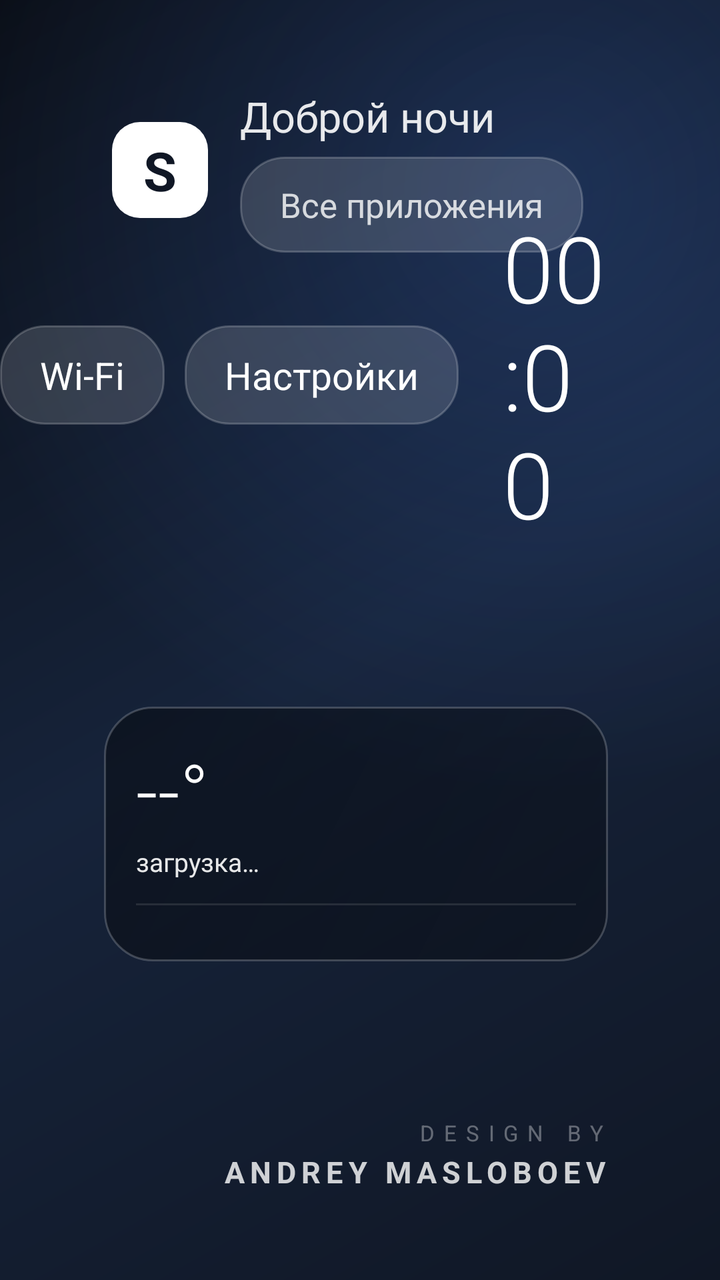
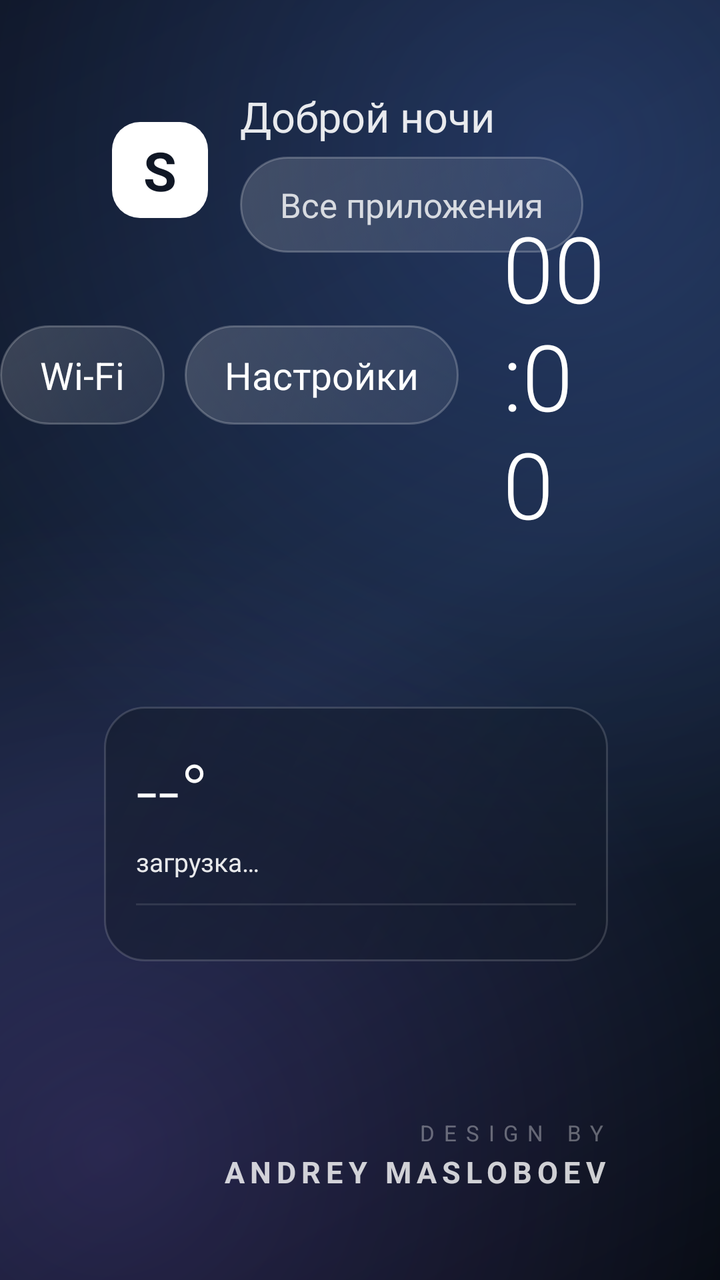

Screens rendered from an Android XML layout before and after an edit, with the pre-edit source and the edit as a unified diff.
<!-- AndroidManifest.xml: activity theme AppTheme -->
<!-- res/layout/activity_main.xml -->
<?xml version="1.0" encoding="utf-8"?>

<FrameLayout xmlns:android="http://schemas.android.com/apk/res/android"
    android:id="@+id/root"
    android:layout_width="match_parent"
    android:layout_height="match_parent"
    android:background="@drawable/bg_home">

    
    <View
        android:id="@+id/tintA"
        android:layout_width="match_parent"
        android:layout_height="match_parent"
        android:alpha="0" />

    <View
        android:id="@+id/tintB"
        android:layout_width="match_parent"
        android:layout_height="match_parent"
        android:alpha="0" />

    
    <LinearLayout
        android:layout_width="wrap_content"
        android:layout_height="wrap_content"
        android:layout_gravity="top|start"
        android:layout_marginTop="44dp"
        android:layout_marginStart="56dp"
        android:orientation="horizontal"
        android:gravity="center_vertical">

        <TextView
            android:layout_width="48dp"
            android:layout_height="48dp"
            android:background="@drawable/logo_bg"
            android:gravity="center"
            android:text="S"
            android:textColor="#FF101725"
            android:textSize="27sp"
            android:textStyle="bold" />

        <LinearLayout
            android:layout_width="wrap_content"
            android:layout_height="wrap_content"
            android:layout_marginStart="16dp"
            android:orientation="vertical">

            <TextView
                android:id="@+id/tvGreeting"
                android:layout_width="wrap_content"
                android:layout_height="wrap_content"
                android:text="Доброй ночи"
                android:textColor="#E6FFFFFF"
                android:textSize="21sp" />

            <TextView
                android:id="@+id/tvAllApps"
                android:layout_width="wrap_content"
                android:layout_height="wrap_content"
                android:layout_marginTop="6dp"
                android:background="@drawable/pill_bg"
                android:minHeight="48dp"
                android:gravity="center"
                android:focusable="true"
                android:focusableInTouchMode="true"
                android:clickable="true"
                android:paddingStart="20dp"
                android:paddingEnd="20dp"
                android:paddingTop="12dp"
                android:paddingBottom="12dp"
                android:text="Все приложения"
                android:textColor="#CCFFFFFF"
                android:textSize="17sp" />
        </LinearLayout>
    </LinearLayout>

    
    <LinearLayout
        android:id="@+id/appsWrap"
        android:layout_width="match_parent"
        android:layout_height="match_parent"
        android:orientation="vertical"
        android:gravity="center_vertical"
        android:paddingStart="56dp"
        android:paddingEnd="56dp"
        android:paddingTop="320dp"
        android:paddingBottom="132dp">

        <LinearLayout
            android:id="@+id/appsGrid"
            android:layout_width="match_parent"
            android:layout_height="wrap_content"
            android:orientation="vertical" />
    </LinearLayout>

    
    <LinearLayout
        android:layout_width="wrap_content"
        android:layout_height="wrap_content"
        android:layout_gravity="top|end"
        android:orientation="vertical"
        android:gravity="end"
        android:layout_marginTop="40dp"
        android:layout_marginEnd="56dp">

        <LinearLayout
            android:layout_width="wrap_content"
            android:layout_height="wrap_content"
            android:orientation="horizontal"
            android:gravity="center_vertical">

            <TextView
                android:id="@+id/tvNetwork"
                android:layout_width="wrap_content"
                android:layout_height="wrap_content"
                android:background="@drawable/pill_bg"
                android:minHeight="48dp"
                android:gravity="center"
                android:focusable="true"
                android:focusableInTouchMode="true"
                android:clickable="true"
                android:paddingStart="20dp"
                android:paddingEnd="20dp"
                android:paddingTop="12dp"
                android:paddingBottom="12dp"
                android:text="Wi-Fi"
                android:textColor="#FFFFFFFF"
                android:textSize="19sp" />

            <TextView
                android:id="@+id/tvSettings"
                android:layout_width="wrap_content"
                android:layout_height="wrap_content"
                android:layout_marginStart="10dp"
                android:background="@drawable/pill_bg"
                android:minHeight="48dp"
                android:gravity="center"
                android:focusable="true"
                android:focusableInTouchMode="true"
                android:clickable="true"
                android:paddingStart="20dp"
                android:paddingEnd="20dp"
                android:paddingTop="12dp"
                android:paddingBottom="12dp"
                android:text="Настройки"
                android:textColor="#FFFFFFFF"
                android:textSize="19sp" />

            <TextView
                android:id="@+id/tvClock"
                android:layout_width="wrap_content"
                android:layout_height="wrap_content"
                android:layout_marginStart="22dp"
                android:text="00:00"
                android:textColor="#FFFFFFFF"
                android:textSize="46sp"
                android:fontFamily="sans-serif-light" />

            <LinearLayout
                android:layout_width="wrap_content"
                android:layout_height="wrap_content"
                android:orientation="vertical"
                android:layout_marginStart="14dp">

                <TextView
                    android:id="@+id/tvDate"
                    android:layout_width="wrap_content"
                    android:layout_height="wrap_content"
                    android:text="ВТОРНИК"
                    android:textColor="#B3FFFFFF"
                    android:textSize="17sp"
                    android:letterSpacing="0.08" />

                <TextView
                    android:id="@+id/tvDateNum"
                    android:layout_width="wrap_content"
                    android:layout_height="wrap_content"
                    android:text="4 НОЯБРЯ"
                    android:textColor="#80FFFFFF"
                    android:textSize="16sp"
                    android:letterSpacing="0.06" />
            </LinearLayout>
        </LinearLayout>

        <LinearLayout
            android:id="@+id/weatherCard"
            android:layout_width="252dp"
            android:layout_height="wrap_content"
            android:layout_marginTop="18dp"
            android:background="@drawable/card_bg"
            android:orientation="vertical"
            android:padding="16dp">

            <LinearLayout
                android:layout_width="match_parent"
                android:layout_height="wrap_content"
                android:orientation="horizontal"
                android:gravity="center_vertical">

                <TextView
                    android:id="@+id/tvWeatherTemp"
                    android:layout_width="wrap_content"
                    android:layout_height="wrap_content"
                    android:text="--°"
                    android:textColor="#FFFFFFFF"
                    android:textSize="38sp"
                    android:fontFamily="sans-serif-light" />

                <TextView
                    android:layout_width="0dp"
                    android:layout_height="wrap_content"
                    android:layout_weight="1"
                    android:text="" />

                <TextView
                    android:id="@+id/tvWeatherIcon"
                    android:layout_width="wrap_content"
                    android:layout_height="wrap_content"
                    android:text=""
                    android:textSize="24sp" />
            </LinearLayout>

            <LinearLayout
                android:layout_width="match_parent"
                android:layout_height="wrap_content"
                android:orientation="horizontal"
                android:gravity="center_vertical"
                android:layout_marginTop="2dp">

                <TextView
                    android:id="@+id/tvWeatherCond"
                    android:layout_width="wrap_content"
                    android:layout_height="wrap_content"
                    android:text="загрузка…"
                    android:textColor="#E6FFFFFF"
                    android:textSize="13sp"
                    android:maxLines="1"
                    android:ellipsize="end" />

                <TextView
                    android:id="@+id/tvWeatherCity"
                    android:layout_width="wrap_content"
                    android:layout_height="wrap_content"
                    android:layout_marginStart="6dp"
                    android:text=""
                    android:textColor="#8FB3D9"
                    android:textSize="13sp"
                    android:maxLines="1"
                    android:ellipsize="end" />
            </LinearLayout>

            <View
                android:layout_width="match_parent"
                android:layout_height="1dp"
                android:layout_marginTop="12dp"
                android:background="#1AFFFFFF" />

            <LinearLayout
                android:id="@+id/weekRow"
                android:layout_width="match_parent"
                android:layout_height="wrap_content"
                android:layout_marginTop="12dp"
                android:orientation="horizontal"
                android:baselineAligned="false" />
        </LinearLayout>
    </LinearLayout>

    
    <LinearLayout
    android:id="@+id/allAppsPanel"
    android:layout_width="match_parent"
    android:layout_height="match_parent"
    android:background="#FA0B1220"
    android:orientation="vertical"
    android:paddingStart="56dp"
    android:paddingEnd="56dp"
    android:paddingTop="40dp"
    android:paddingBottom="32dp"
    android:visibility="gone">

    <TextView
    android:layout_width="wrap_content"
    android:layout_height="wrap_content"
    android:text="Все приложения"
    android:textColor="#FFFFFFFF"
    android:textSize="27sp"
    android:layout_marginBottom="18dp" />

    <ScrollView
    android:layout_width="match_parent"
    android:layout_height="0dp"
    android:layout_weight="1"
    android:scrollbars="none">

    <LinearLayout
    android:id="@+id/allAppsGrid"
    android:layout_width="match_parent"
    android:layout_height="wrap_content"
    android:orientation="vertical" />
    </ScrollView>
    </LinearLayout>

        
    <LinearLayout
        android:id="@+id/signature"
        android:layout_width="wrap_content"
        android:layout_height="wrap_content"
        android:layout_gravity="bottom|end"
        android:focusable="true"
        android:layout_marginEnd="56dp"
        android:layout_marginBottom="44dp"
        android:orientation="vertical"
        android:gravity="end">

        <TextView
            android:id="@+id/tvDesignBy"
            android:layout_width="wrap_content"
            android:layout_height="wrap_content"
            android:text="DESIGN BY"
            android:textColor="#59FFFFFF"
            android:textSize="11sp"
            android:letterSpacing="0.42" />

        <TextView
            android:id="@+id/tvAuthor"
            android:layout_width="wrap_content"
            android:layout_height="wrap_content"
            android:layout_marginTop="2dp"
            android:text="ANDREY MASLOBOEV"
            android:textColor="#CCFFFFFF"
            android:textSize="15sp"
            android:textStyle="bold"
            android:letterSpacing="0.18" />
    </LinearLayout>
</FrameLayout>
<!-- resources referenced by this layout -->
<resources>
  <!-- drawable bg_home (drawable) -->
  <?xml version="1.0" encoding="utf-8"?>
  <layer-list xmlns:android="http://schemas.android.com/apk/res/android">
      <item>
          <shape android:shape="rectangle">
              <gradient
                  android:type="linear"
                  android:angle="135"
                  android:startColor="#FF101725"
                  android:centerColor="#FF16233A"
                  android:endColor="#FF0A0E16" />
          </shape>
      </item>
      <item>
          <shape android:shape="rectangle">
              <gradient
                  android:type="radial"
                  android:gradientRadius="900"
                  android:centerX="0.75"
                  android:centerY="0.15"
                  android:startColor="#334E8BFF"
                  android:endColor="#00000000" />
          </shape>
      </item>
  </layer-list>
  <!-- drawable card_bg (drawable) -->
  <?xml version="1.0" encoding="utf-8"?>
  <shape xmlns:android="http://schemas.android.com/apk/res/android" android:shape="rectangle">
      <gradient
          android:type="linear"
          android:angle="315"
          android:startColor="#66000000"
          android:endColor="#40000000" />
      <corners android:radius="24dp" />
      <stroke android:width="1dp" android:color="#33FFFFFF" />
  </shape>
  <!-- drawable logo_bg (drawable) -->
  <?xml version="1.0" encoding="utf-8"?>
  <shape xmlns:android="http://schemas.android.com/apk/res/android" android:shape="rectangle">
      <solid android:color="#FFFFFFFF" />
      <corners android:radius="14dp" />
  </shape>
  <!-- drawable pill_bg (drawable) -->
  <?xml version="1.0" encoding="utf-8"?>
  <selector xmlns:android="http://schemas.android.com/apk/res/android">
      <item android:state_focused="true">
          <shape android:shape="rectangle">
              <solid android:color="#FFFFFFFF" />
              <corners android:radius="22dp" />
          </shape>
      </item>
      <item>
          <shape android:shape="rectangle">
              <solid android:color="#26FFFFFF" />
              <corners android:radius="22dp" />
              <stroke android:width="1dp" android:color="#33FFFFFF" />
          </shape>
      </item>
  </selector>
  <style name="AppTheme" parent="@android:style/Theme.DeviceDefault.NoActionBar">
          <item name="android:windowFullscreen">true</item>
          <item name="android:windowBackground">@android:color/black</item>
          <item name="android:windowNoTitle">true</item>
          <item name="android:windowActionBar">false</item>
          <item name="android:windowContentOverlay">@null</item>
          <item name="android:windowLayoutInDisplayCutoutMode">shortEdges</item>
      </style>
</resources>

<!-- the commit's change to res/layout/activity_main.xml (unified diff, before → after) -->
@@ -270,7 +270,7 @@
     android:id="@+id/allAppsPanel"
     android:layout_width="match_parent"
     android:layout_height="match_parent"
-    android:background="#FA0B1220"
+    android:background="#E60A0F1A"
     android:orientation="vertical"
     android:paddingStart="56dp"
     android:paddingEnd="56dp"
<!-- resource entries referenced after the edit -->
@@ -7,34 +7,46 @@
           <shape android:shape="rectangle">
               <gradient
                   android:type="linear"
-                  android:angle="135"
-                  android:startColor="#FF101725"
+                  android:angle="315"
+                  android:startColor="#FF0C1220"
                   android:centerColor="#FF16233A"
-                  android:endColor="#FF0A0E16" />
+                  android:endColor="#FF080C14" />
           </shape>
       </item>
       <item>
           <shape android:shape="rectangle">
               <gradient
                   android:type="radial"
-                  android:gradientRadius="900"
-                  android:centerX="0.75"
-                  android:centerY="0.15"
-                  android:startColor="#334E8BFF"
-                  android:endColor="#00000000" />
+                  android:gradientRadius="1100"
+                  android:centerX="0.78"
+                  android:centerY="0.12"
+                  android:startColor="#3D5C8FFF"
+                  android:endColor="#005C8FFF" />
+          </shape>
+      </item>
+      <item>
+          <shape android:shape="rectangle">
+              <gradient
+                  android:type="radial"
+                  android:gradientRadius="950"
+                  android:centerX="0.15"
+                  android:centerY="0.9"
+                  android:startColor="#2E9B6BFF"
+                  android:endColor="#009B6BFF" />
           </shape>
       </item>
   </layer-list>
   <!-- drawable card_bg (drawable) -->
   <?xml version="1.0" encoding="utf-8"?>
   <shape xmlns:android="http://schemas.android.com/apk/res/android" android:shape="rectangle">
+      
       <gradient
           android:type="linear"
           android:angle="315"
-          android:startColor="#66000000"
-          android:endColor="#40000000" />
-      <corners android:radius="24dp" />
-      <stroke android:width="1dp" android:color="#33FFFFFF" />
+          android:startColor="#80101826"
+          android:endColor="#59101826" />
+      <corners android:radius="20dp" />
+      <stroke android:width="1dp" android:color="#26FFFFFF" />
   </shape>
   <!-- drawable logo_bg (drawable) -->
   <?xml version="1.0" encoding="utf-8"?>
@@ -47,15 +59,18 @@
   <selector xmlns:android="http://schemas.android.com/apk/res/android">
       <item android:state_focused="true">
           <shape android:shape="rectangle">
-              <solid android:color="#FFFFFFFF" />
-              <corners android:radius="22dp" />
+              <gradient android:type="linear" android:angle="315"
+                  android:startColor="#F7FFFFFF" android:endColor="#E4EFF7FF" />
+              <corners android:radius="999dp" />
+              <stroke android:width="1dp" android:color="#66FFFFFF" />
           </shape>
       </item>
       <item>
           <shape android:shape="rectangle">
-              <solid android:color="#26FFFFFF" />
-              <corners android:radius="22dp" />
-              <stroke android:width="1dp" android:color="#33FFFFFF" />
+              <gradient android:type="linear" android:angle="315"
+                  android:startColor="#2BFFFFFF" android:endColor="#14FFFFFF" />
+              <corners android:radius="999dp" />
+              <stroke android:width="1dp" android:color="#38FFFFFF" />
           </shape>
       </item>
   </selector>
